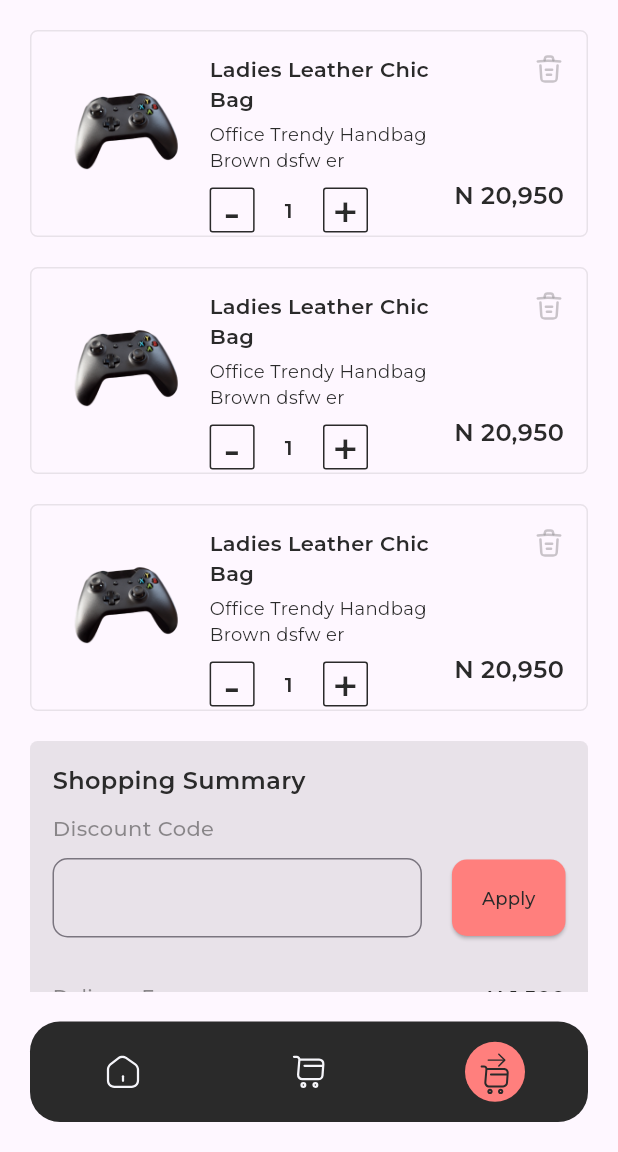
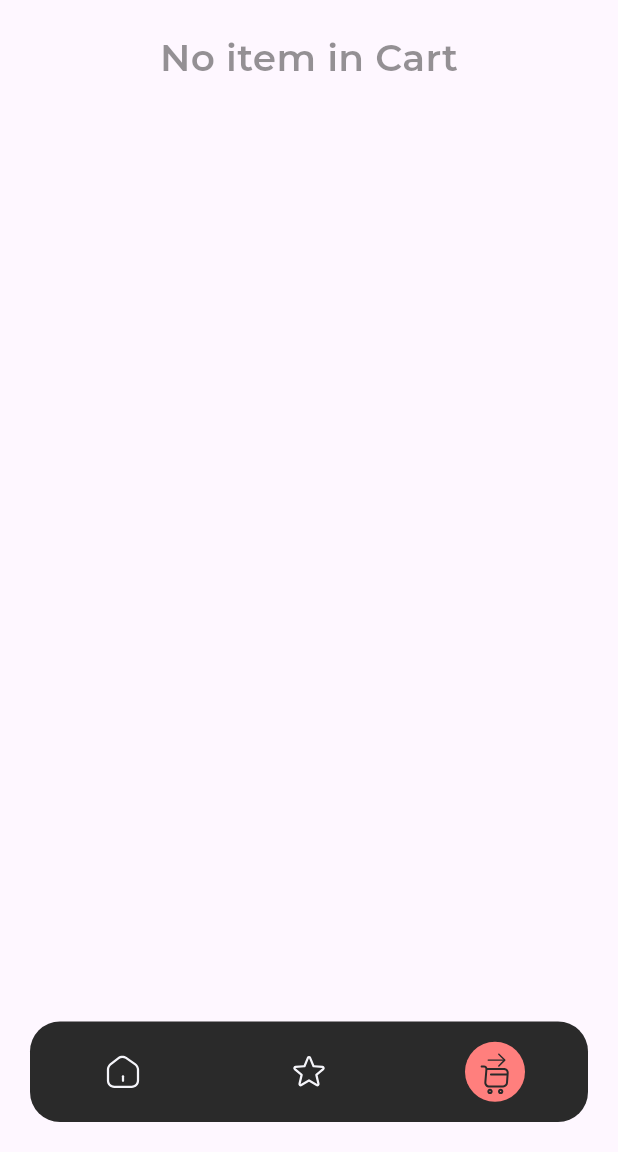
Before and after one commit to fidelity2851/malltiverse_hng, a Flutter app: the screen it shows after launch, item 3 of the bottom bar chosen, on a phone screen of 412 x 824 dp, the part 84-1236 px from its top. Run offline on Flutter 3.47's test engine with Material 3 defaults, Android fonts, the phone set to English and light mode, and no system bars; our stand-ins replace flutter_riverpod, flutter_svg, google_fonts; network calls fail.

Commit message:
Added all cart logic

```diff
--- /dev/null
+++ b/lib/cart_provider.dart
@@ -0,0 +1,64 @@
+import 'package:flutter_riverpod/flutter_riverpod.dart';
+import 'package:malltiverse_hng/models/cart.dart';
+
+class CartNotifer extends StateNotifier<List<Cart>> {
+  // Initialise cart provider
+  CartNotifer() : super([]);
+
+  bool inCart(uid) {
+    return state.any((item) => item.uid == uid);
+  }
+
+  // Add Product To Cart
+  void addToCart(Cart cartItem) {
+    state = [...state, cartItem];
+  }
+
+  // Increment Quantity
+  void increamentQuatity(Cart cartItem) {
+    state = [...state];
+    final currentCart = state.firstWhere((cart) => cart == cartItem);
+    currentCart.quantity < currentCart.product.stock
+        ? currentCart.quantity++
+        : null;
+  }
+
+  // Decrement Quantity
+  void decreamentQuatity(Cart cartItem) {
+    state = [...state];
+    final currentCart = state.firstWhere((cart) => cart == cartItem);
+    currentCart.quantity > 1 ? currentCart.quantity-- : null;
+  }
+
+  int getSubTotal() {
+    int subTotal = 0;
+    for (int i = 0; i < state.length; i++) {
+      subTotal += state[i].product.price * state[i].quantity;
+    }
+
+    return subTotal;
+  }
+
+  int getTotalAmount() {
+    int deliveryFee = 600;
+    int discountAmount = 0;
+    int totalAmount = deliveryFee;
+    for (int i = 0; i < state.length; i++) {
+      totalAmount += state[i].product.price * state[i].quantity;
+    }
+
+    return totalAmount - discountAmount;
+  }
+
+  // Remove Product From Cart
+  void removeFromCart(String uid) {
+    // Ensure to create a new list to trigger state change
+    state = [...state];
+    // Remove the Cart Item with the uid
+    state.removeWhere((item) => item.uid == uid);
+  }
+}
+
+final cartProvider = StateNotifierProvider<CartNotifer, List<Cart>>((ref) {
+  return CartNotifer();
+});
--- a/lib/components/bottom_nav.dart
+++ b/lib/components/bottom_nav.dart
@@ -59,7 +59,7 @@ class BottomNav extends StatelessWidget {
                   borderRadius: BorderRadius.circular(100),
                 ),
                 child: SvgPicture.asset(
-                  'assets/images/cart.svg',
+                  'assets/images/star.svg',
                   colorFilter: ColorFilter.mode(
                     pageIndex == 2 ? constBlackColor : constWhiteColor,
                     BlendMode.srcIn,
--- a/lib/components/cart_item.dart
+++ b/lib/components/cart_item.dart
@@ -1,15 +1,21 @@
 import 'package:flutter/material.dart';
+import 'package:flutter_riverpod/flutter_riverpod.dart';
 import 'package:flutter_svg/flutter_svg.dart';
 import 'package:google_fonts/google_fonts.dart';
+import 'package:malltiverse_hng/cart_provider.dart';
+import 'package:malltiverse_hng/models/cart.dart';
 import 'package:malltiverse_hng/utility/constant.dart';
 
-class CartItem extends StatelessWidget {
+class CartItem extends ConsumerWidget {
+  final Cart cartItem;
   const CartItem({
     super.key,
+    required this.cartItem,
   });
 
   @override
-  Widget build(BuildContext context) {
+  Widget build(BuildContext context, WidgetRef ref) {
+    final cartAction = ref.read(cartProvider.notifier);
     return Container(
       height: 138,
       margin: const EdgeInsets.only(bottom: 20),
@@ -23,9 +29,11 @@ class CartItem extends StatelessWidget {
       child: Row(
         mainAxisAlignment: MainAxisAlignment.spaceBetween,
         children: [
-          const Image(
-            image: AssetImage('assets/images/product1.png'),
-            height: 70,
+          Image(
+            image: NetworkImage(cartItem.product.images[0]),
+            width: 100,
+            height: 100,
+            fit: BoxFit.cover,
           ),
           const SizedBox(width: 10),
           Expanded(
@@ -34,7 +42,7 @@ class CartItem extends StatelessWidget {
               crossAxisAlignment: CrossAxisAlignment.start,
               children: [
                 Text(
-                  'Ladies Leather Chic Bag',
+                  cartItem.product.name,
                   style: GoogleFonts.montserrat(
                       color: constBlackColor,
                       fontSize: 14,
@@ -42,8 +50,9 @@ class CartItem extends StatelessWidget {
                 ),
                 const SizedBox(height: 5),
                 Text(
-                  'Office Trendy Handbag Brown dsfw er',
+                  cartItem.product.desciption,
                   softWrap: true,
+                  overflow: TextOverflow.ellipsis,
                   style: GoogleFonts.montserrat(
                     color: constBlackColor,
                     fontSize: 12,
@@ -52,12 +61,15 @@ class CartItem extends StatelessWidget {
                 ),
                 const SizedBox(height: 10),
                 const Spacer(),
+                // Increamentals
                 SizedBox(
                   child: Row(
                     crossAxisAlignment: CrossAxisAlignment.center,
                     children: [
                       GestureDetector(
-                        onTap: () {},
+                        onTap: () {
+                          cartAction.decreamentQuatity(cartItem);
+                        },
                         child: Container(
                           width: 30,
                           height: 30,
@@ -79,7 +91,7 @@ class CartItem extends StatelessWidget {
                       ),
                       const SizedBox(width: 20),
                       Text(
-                        '1',
+                        '${cartItem.quantity}',
                         style: GoogleFonts.montserrat(
                           color: constBlackColor,
                           fontSize: 14,
@@ -88,7 +100,9 @@ class CartItem extends StatelessWidget {
                       ),
                       const SizedBox(width: 20),
                       GestureDetector(
-                        onTap: () {},
+                        onTap: () {
+                          cartAction.increamentQuatity(cartItem);
+                        },
                         child: Container(
                           width: 30,
                           height: 30,
@@ -117,7 +131,9 @@ class CartItem extends StatelessWidget {
           Column(
             crossAxisAlignment: CrossAxisAlignment.end,
             children: [
-              SvgPicture.asset(
+              GestureDetector(
+                onTap: () => cartAction.removeFromCart(cartItem.uid),
+                child: SvgPicture.asset(
                   'assets/images/trash.svg',
                   height: 20,
                   colorFilter: ColorFilter.mode(
@@ -125,13 +141,15 @@ class CartItem extends StatelessWidget {
                     BlendMode.srcIn,
                   ),
                 ),
+              ),
               const Spacer(),
               Text(
-                'N 20,950',
+                'N ${cartItem.tPrice()}',
                 style: GoogleFonts.montserrat(
                   color: constBlackColor,
                   fontSize: 16,
-                    fontWeight: FontWeight.w600),
+                  fontWeight: FontWeight.w600,
+                ),
               ),
             ],
           ),
--- /dev/null
+++ b/lib/models/cart.dart
@@ -0,0 +1,18 @@
+import 'package:malltiverse_hng/models/product.dart';
+
+class Cart {
+  String uid = '';
+  int quantity;
+  Product product;
+
+  Cart({
+    required this.quantity,
+    required this.product,
+  }) {
+    uid = product.uid;
+  }
+
+  int tPrice() {
+    return quantity * product.price;
+  }
+}
--- a/lib/models/order.dart
+++ b/lib/models/order.dart
@@ -10,10 +10,10 @@ class Order {
   });
 
   factory Order.fromJson(Map<String, dynamic> json) {
-    final category_name = json['categories'].length > 0
+    final categoryName = json['categories'].length > 0
         ? json['categories'][0]['name']
         : 'Others';
 
-    return Order(name: category_name, products: []);
+    return Order(name: categoryName, products: []);
   }
 }
--- a/lib/screens/home_screen.dart
+++ b/lib/screens/home_screen.dart
@@ -90,7 +90,7 @@ class HomeScreen extends ConsumerWidget {
             // Category Name With Products
 
             Padding(
-              padding: const EdgeInsets.symmetric(horizontal: constPadding),
+              padding: const EdgeInsets.only(left: constPadding),
               child: products.when(data: (data) {
                 return ListView.builder(
                     itemCount: data.length,
--- a/lib/screens/shopping_cart_screen.dart
+++ b/lib/screens/shopping_cart_screen.dart
@@ -1,16 +1,18 @@
 import 'package:flutter/material.dart';
-import 'package:flutter/widgets.dart';
+import 'package:flutter_riverpod/flutter_riverpod.dart';
 import 'package:google_fonts/google_fonts.dart';
+import 'package:malltiverse_hng/cart_provider.dart';
 import 'package:malltiverse_hng/components/bottom_nav.dart';
 import 'package:malltiverse_hng/components/cart_item.dart';
 import 'package:malltiverse_hng/components/custom_button.dart';
 import 'package:malltiverse_hng/utility/constant.dart';
 
-class ShoppingCartScreen extends StatelessWidget {
+class ShoppingCartScreen extends ConsumerWidget {
   const ShoppingCartScreen({super.key});
 
   @override
-  Widget build(BuildContext context) {
+  Widget build(BuildContext context, WidgetRef ref) {
+    final cart = ref.watch(cartProvider);
     return Scaffold(
       appBar: AppBar(
         surfaceTintColor: Colors.transparent,
@@ -32,12 +34,22 @@ class ShoppingCartScreen extends StatelessWidget {
 
       body: SingleChildScrollView(
         child: Padding(
-          padding: EdgeInsets.all(20.0),
-          child: Column(
+          padding: const EdgeInsets.all(20.0),
+          child: cart.isNotEmpty
+              ? Column(
                   children: [
-              CartItem(),
-              CartItem(),
-              CartItem(),
+                    ListView.builder(
+                      shrinkWrap: true,
+                      physics: const ScrollPhysics(),
+                      itemCount: cart.length,
+                      itemBuilder: (context, index) {
+                        return CartItem(
+                          cartItem: cart[index],
+                        );
+                      },
+                    ),
+
+                    // Summary
                     Container(
                       width: double.infinity,
                       padding: const EdgeInsets.all(15),
@@ -125,7 +137,7 @@ class ShoppingCartScreen extends StatelessWidget {
                                 ),
                               ),
                               Text(
-                          'N 1,500',
+                                'N 600',
                                 style: GoogleFonts.montserrat(
                                   color: constBlackColor,
                                   fontSize: 14,
@@ -147,7 +159,7 @@ class ShoppingCartScreen extends StatelessWidget {
                                 ),
                               ),
                               Text(
-                          'N 3,500',
+                                'N 0',
                                 style: GoogleFonts.montserrat(
                                   color: constBlackColor,
                                   fontSize: 14,
@@ -169,7 +181,7 @@ class ShoppingCartScreen extends StatelessWidget {
                                 ),
                               ),
                               Text(
-                          'N 58,610',
+                                'N ${ref.watch(cartProvider.notifier).getSubTotal()}',
                                 style: GoogleFonts.montserrat(
                                   color: constBlackColor,
                                   fontSize: 14,
@@ -180,7 +192,8 @@ class ShoppingCartScreen extends StatelessWidget {
                           ),
                           const SizedBox(height: 20),
                           const Image(
-                        image: AssetImage('assets/images/dashed_line.png')),
+                              image:
+                                  AssetImage('assets/images/dashed_line.png')),
                           const SizedBox(height: 20),
                           Row(
                             mainAxisAlignment: MainAxisAlignment.spaceBetween,
@@ -194,7 +207,7 @@ class ShoppingCartScreen extends StatelessWidget {
                                 ),
                               ),
                               Text(
-                          'N 53,610',
+                                'N ${ref.read(cartProvider.notifier).getTotalAmount()}',
                                 style: GoogleFonts.montserrat(
                                   color: constBlackColor,
                                   fontSize: 14,
@@ -215,6 +228,16 @@ class ShoppingCartScreen extends StatelessWidget {
                       ),
                     )
                   ],
+                )
+              : Center(
+                  child: Text(
+                    'No item in Cart',
+                    style: GoogleFonts.montserrat(
+                      color: constBlackColor.withOpacity(0.5),
+                      fontSize: 25,
+                      fontWeight: FontWeight.w600,
+                    ),
+                  ),
                 ),
         ),
       ),
--- a/lib/viewmodel/products_controller.dart
+++ b/lib/viewmodel/products_controller.dart
@@ -34,8 +34,8 @@ class ProductController {
 
       json.map((productJson) {
         final cateName = productJson['categories'].length > 0
-            ? productJson['categories'][0]['name']
-            : 'Others';
+            ? (productJson['categories'][0]['name']).toString().toUpperCase()
+            : 'OTHERS';
         final category = {
           'name': cateName,
           'products': [
```
Also changed, not shown: lib/components/category_with_products.dart (+20 -5 lines), lib/components/product_item.dart (+55 -14 lines), lib/screens/product_details_screen.dart (deleted, +0 -102 lines), lib/screens/products_screen.dart (deleted, +0 -144 lines), assets/images/star.svg (added), assets/screen1.png (deleted), assets/screen2.png (deleted), assets/screen3.png (deleted), lib/screens/order_details_screen.dart (added), lib/screens/order_screen.dart (added). Lines whose indentation alone changed are shown as unchanged.
